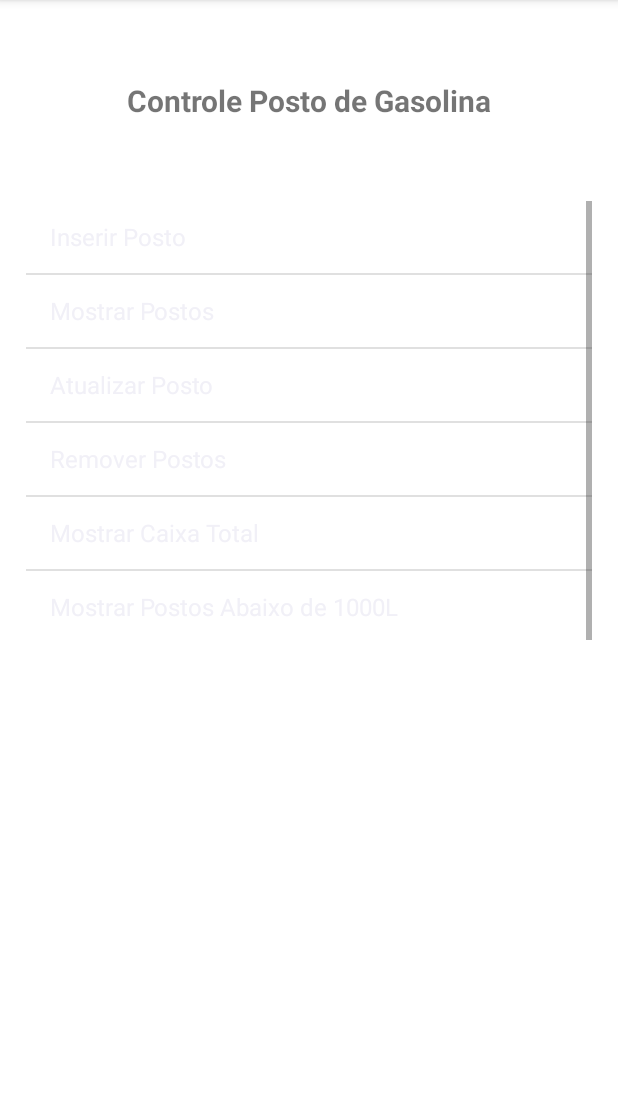
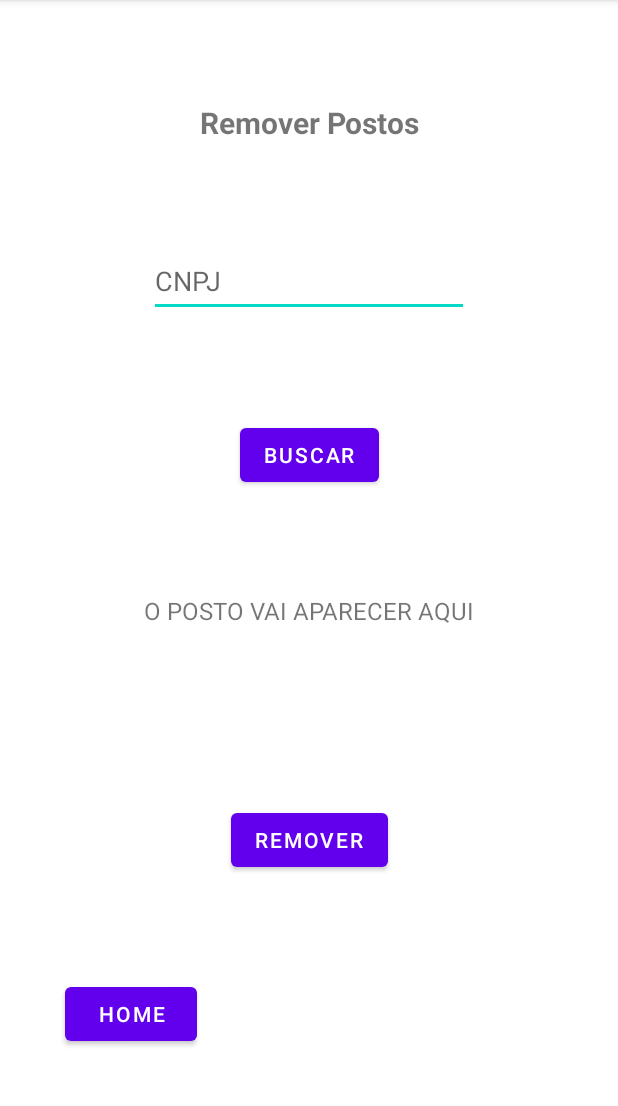
Before and after one commit to OPaje/Trabalho02-Kotlin-Android, an Android app: the TelaPosto screen opened directly, with no data from a screen before it, after a tap on "Remover Postos", on a phone screen of 412 x 824 dp, the part 84-1190 px from its top. Run offline under Robolectric (Android 15) with nearby library versions, the phone set to English and light mode, and no system bars.

Commit message:
Remover posto feito

```diff
--- /dev/null
+++ b/app/src/main/java/com/example/trabalho02/TelaRemoverPosto.kt
@@ -0,0 +1,46 @@
+package com.example.trabalho02
+
+import android.content.Intent
+import androidx.appcompat.app.AppCompatActivity
+import android.os.Bundle
+import android.widget.Toast
+import com.example.trabalho02.databinding.TelaRemoverPostoBinding
+
+class TelaRemoverPosto : AppCompatActivity() {
+
+    lateinit var binding: TelaRemoverPostoBinding
+
+    override fun onCreate(savedInstanceState: Bundle?) {
+
+        super.onCreate(savedInstanceState)
+        binding = TelaRemoverPostoBinding.inflate(layoutInflater)
+        setContentView(binding.root)
+
+        val lista : ArrayList<PostoDeGasolina> = ArrayList()
+        if(intent.hasExtra("333")){
+            lista.addAll(intent.getParcelableArrayListExtra("333")!!)
+        }
+
+        var cnpj : String = ""
+
+        binding.btnBuscarPosto.setOnClickListener {
+            cnpj =  binding.etBuscaPosto.text.toString()
+            binding.tvPosto.text = lista.find { it.cnpj == cnpj }.toString()
+        }
+
+        binding.btnRemovePosto.setOnClickListener {
+            binding.tvPosto.text = ""
+
+            Intent().apply {
+                putExtra("888", lista.find { it.cnpj == cnpj })
+                setResult(RESULT_OK, this)
+            }
+
+            Toast.makeText(applicationContext, "Posto Removido com Sucesso", Toast.LENGTH_SHORT).show()
+        }
+
+        binding.btnHomeTelaRemoverPosto.setOnClickListener {
+            finish()
+        }
+    }
+}
--- /dev/null
+++ b/app/src/main/res/layout/tela_remover_posto.xml
@@ -0,0 +1,86 @@
+<?xml version="1.0" encoding="utf-8"?>
+<androidx.constraintlayout.widget.ConstraintLayout xmlns:android="http://schemas.android.com/apk/res/android"
+    xmlns:app="http://schemas.android.com/apk/res-auto"
+    xmlns:tools="http://schemas.android.com/tools"
+    android:layout_width="match_parent"
+    android:layout_height="match_parent"
+    tools:context=".TelaRemoverPosto">
+
+    <TextView
+        android:id="@+id/titulo_tela_remover_posto"
+        android:layout_width="wrap_content"
+        android:layout_height="wrap_content"
+        android:text="@string/remover_postos"
+        android:textSize="20sp"
+        android:textStyle="bold"
+        app:layout_constraintBottom_toTopOf="@+id/et_busca_posto"
+        app:layout_constraintEnd_toEndOf="parent"
+        app:layout_constraintHorizontal_bias="0.5"
+        app:layout_constraintStart_toStartOf="parent"
+        app:layout_constraintTop_toTopOf="parent"
+        app:layout_constraintVertical_bias="0.5" />
+
+    <EditText
+        android:id="@+id/et_busca_posto"
+        android:layout_width="wrap_content"
+        android:layout_height="48dp"
+        android:ems="10"
+        android:hint="@string/cnpj"
+        android:inputType="textPersonName"
+        app:layout_constraintBottom_toTopOf="@+id/btn_buscar_posto"
+        app:layout_constraintEnd_toEndOf="parent"
+        app:layout_constraintHorizontal_bias="0.5"
+        app:layout_constraintStart_toStartOf="parent"
+        app:layout_constraintTop_toBottomOf="@+id/titulo_tela_remover_posto"
+        app:layout_constraintVertical_bias="0.5" />
+
+    <Button
+        android:id="@+id/btn_buscar_posto"
+        android:layout_width="wrap_content"
+        android:layout_height="wrap_content"
+        android:text="@string/buscar"
+        app:layout_constraintBottom_toTopOf="@+id/tv_posto"
+        app:layout_constraintEnd_toEndOf="parent"
+        app:layout_constraintHorizontal_bias="0.5"
+        app:layout_constraintStart_toStartOf="parent"
+        app:layout_constraintTop_toBottomOf="@+id/et_busca_posto"
+        app:layout_constraintVertical_bias="0.5" />
+
+    <TextView
+        android:id="@+id/tv_posto"
+        android:layout_width="391dp"
+        android:layout_height="72dp"
+        android:text="@string/o_posto_vai_aparecer_aqui"
+        android:textAlignment="center"
+        android:textSize="16sp"
+        app:layout_constraintBottom_toTopOf="@+id/btn_remove_posto"
+        app:layout_constraintEnd_toEndOf="parent"
+        app:layout_constraintHorizontal_bias="0.5"
+        app:layout_constraintStart_toStartOf="parent"
+        app:layout_constraintTop_toBottomOf="@+id/btn_buscar_posto"
+        app:layout_constraintVertical_bias="0.5" />
+
+    <Button
+        android:id="@+id/btn_remove_posto"
+        android:layout_width="wrap_content"
+        android:layout_height="wrap_content"
+        android:text="@string/remover"
+        app:layout_constraintBottom_toTopOf="@+id/btn_home_tela_remover_posto"
+        app:layout_constraintEnd_toEndOf="parent"
+        app:layout_constraintHorizontal_bias="0.5"
+        app:layout_constraintStart_toStartOf="parent"
+        app:layout_constraintTop_toBottomOf="@+id/tv_posto"
+        app:layout_constraintVertical_bias="0.5" />
+
+    <Button
+        android:id="@+id/btn_home_tela_remover_posto"
+        android:layout_width="wrap_content"
+        android:layout_height="wrap_content"
+        android:text="@string/home"
+        app:layout_constraintBottom_toBottomOf="parent"
+        app:layout_constraintEnd_toEndOf="parent"
+        app:layout_constraintHorizontal_bias="0.133"
+        app:layout_constraintStart_toStartOf="parent"
+        app:layout_constraintTop_toBottomOf="@+id/btn_remove_posto"
+        app:layout_constraintVertical_bias="0.5" />
+</androidx.constraintlayout.widget.ConstraintLayout>
--- a/app/src/main/res/values/strings.xml
+++ b/app/src/main/res/values/strings.xml
@@ -19,6 +19,10 @@
     <string name="atualizar_postos">Atualizar Postos</string>
     <string name="atualizar">Atualizar</string>
     <string name="posto_atualizado">Posto Atualizado com Sucesso</string>
+    <string name="remover_postos">Remover Postos</string>
+    <string name="buscar">Buscar</string>
+    <string name="remover">Remover</string>
+    <string name="o_posto_vai_aparecer_aqui">O POSTO VAI APARECER AQUI</string>
     <string-array name="opcoesCRUD">
         <item>Inserir Posto</item>
         <item>Mostrar Postos</item>
```
